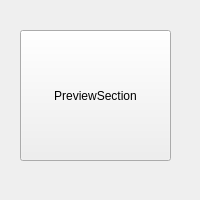
Old version of the form previewsection.ui in the repository Chromecore/Sprite-Editor.
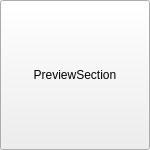
New version of the form.

What changed in the file:
```diff
--- a/previewsection.ui
+++ b/previewsection.ui
@@ -6,8 +6,8 @@
    <rect>
     <x>0</x>
     <y>0</y>
-    <width>200</width>
-    <height>200</height>
+    <width>150</width>
+    <height>150</height>
    </rect>
   </property>
   <property name="windowTitle">
@@ -16,10 +16,10 @@
   <widget class="QPushButton" name="pushButton">
    <property name="geometry">
     <rect>
-     <x>20</x>
-     <y>30</y>
-     <width>151</width>
-     <height>131</height>
+     <x>0</x>
+     <y>0</y>
+     <width>150</width>
+     <height>150</height>
     </rect>
    </property>
    <property name="text">
```
